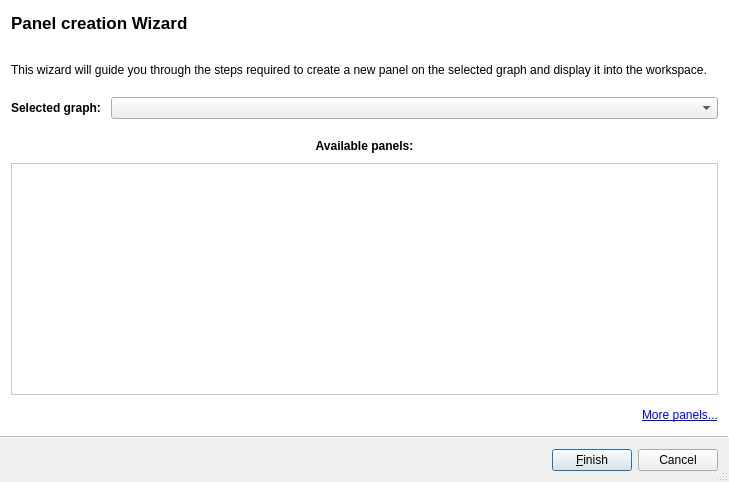
Qt form plugins/perspective/GraphPerspective/designer/PanelSelectionWizard.ui (vadivelselvaraj/TulipGLImprovement) before a commit.
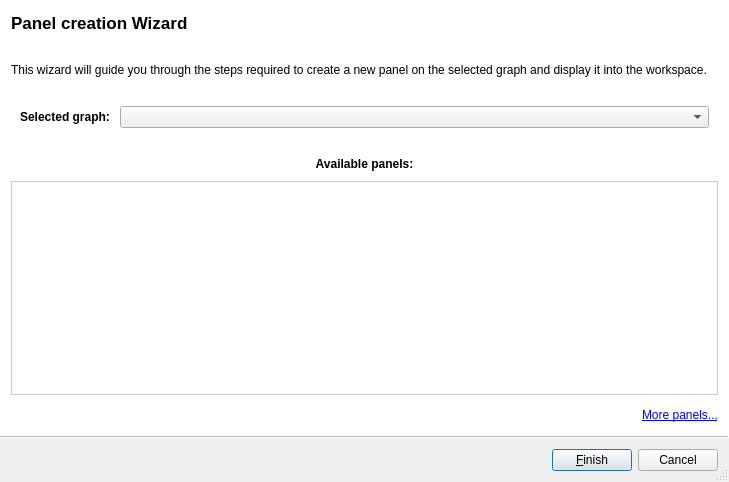
The same form after that commit. Icons and pictures are not drawn.

Commit message: Can now directly create a panel from the graph import wizard

```diff
--- a/plugins/perspective/GraphPerspective/designer/PanelSelectionWizard.ui
+++ b/plugins/perspective/GraphPerspective/designer/PanelSelectionWizard.ui
@@ -57,7 +57,8 @@
      </widget>
     </item>
     <item>
-     <layout class="QHBoxLayout" name="page1TopLayout">
+     <widget class="QFrame" name="selectGraphFrame">
+      <layout class="QHBoxLayout" name="selectGraphLayout">
       <property name="spacing">
        <number>10</number>
       </property>
@@ -78,6 +79,7 @@
        <widget class="QComboBox" name="graphCombo"/>
       </item>
      </layout>
+     </widget>
     </item>
     <item>
      <layout class="QVBoxLayout" name="page1BottomLayout">
```
Left out of the diff: 19 changed lines with no effect on the pictures. Lines whose indentation alone changed are shown as unchanged. The commit also changes 8 other files.
